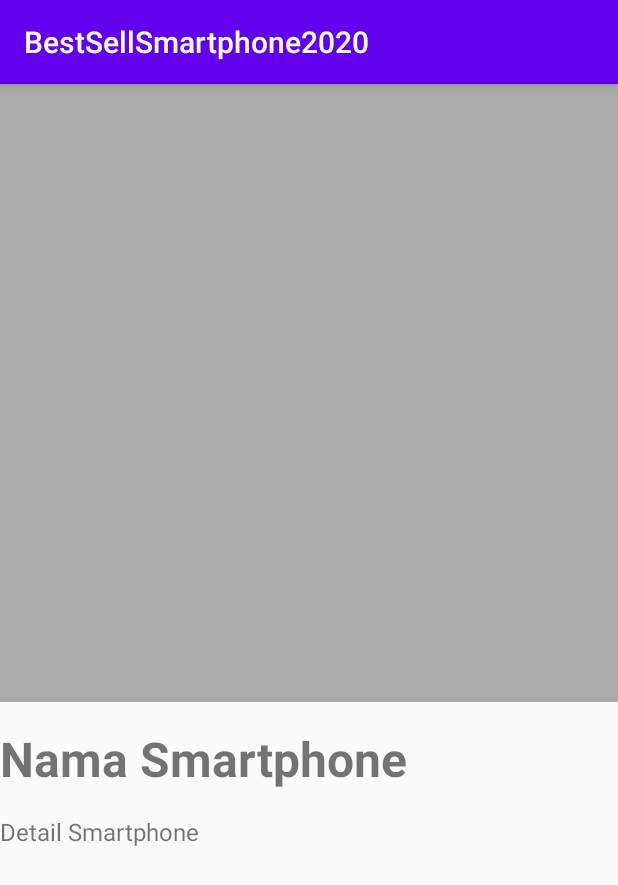
After one commit to Alahaz/best-sell-smartphone, an Android app: the DetailActivity screen opened directly, with no data from a screen before it, on a phone screen of 412 x 824 dp. The commit adds this screen. Shown: the top 885 px of the screen. Run offline under Robolectric (Android 15) with nearby library versions, the phone set to English and light mode, and no system bars.

Commit message:
menambahkan toast, menambahkan layout untuk detail

```diff
--- a/app/src/main/AndroidManifest.xml
+++ b/app/src/main/AndroidManifest.xml
@@ -19,6 +19,7 @@
         <activity
             android:name=".AboutActivity"
             android:parentActivityName=".MainActivity" />
+        <activity android:name=".DetailActivity" />
     </application>
 
 </manifest>
--- /dev/null
+++ b/app/src/main/java/com/ziesapp/bestsellsmartphone2020/DetailActivity.kt
@@ -0,0 +1,14 @@
+package com.ziesapp.bestsellsmartphone2020
+
+import android.os.Bundle
+import android.widget.TextView
+import androidx.appcompat.app.AppCompatActivity
+
+class DetailActivity : AppCompatActivity() {
+    private lateinit var tvNama:TextView
+
+    override fun onCreate(savedInstanceState: Bundle?) {
+        super.onCreate(savedInstanceState)
+        setContentView(R.layout.detail_activity)
+    }
+}
--- a/app/src/main/java/com/ziesapp/bestsellsmartphone2020/ListSmartphoneAdapter.kt
+++ b/app/src/main/java/com/ziesapp/bestsellsmartphone2020/ListSmartphoneAdapter.kt
@@ -11,6 +11,16 @@ import com.bumptech.glide.request.RequestOptions
 
 class ListSmartphoneAdapter(private val listSmartphone: ArrayList<Smartphone>) :
     RecyclerView.Adapter<ListSmartphoneAdapter.ListViewHolder>() {
+
+    private lateinit var onItemClickCallBack: OnItemClickCallBack
+
+    fun setOnItemClickCallBack(onItemClickCallBack: OnItemClickCallBack){
+        this.onItemClickCallBack = onItemClickCallBack
+    }
+
+    interface OnItemClickCallBack {
+        fun onItemClicked(data:Smartphone)
+    }
 
     inner class ListViewHolder(itemView: View) : RecyclerView.ViewHolder(itemView) {
         var tvNama: TextView = itemView.findViewById(R.id.tv_nama)
@@ -37,6 +47,8 @@ class ListSmartphoneAdapter(private val listSmartphone: ArrayList<Smartphone>) :
             .into(holder.ivFoto)
         holder.tvNama.text = smartphone.nama
         holder.tvDetail.text = smartphone.detail
+        holder.itemView.setOnClickListener{ onItemClickCallBack.onItemClicked(listSmartphone[holder.adapterPosition])
+        }
 
     }
 
--- a/app/src/main/java/com/ziesapp/bestsellsmartphone2020/MainActivity.kt
+++ b/app/src/main/java/com/ziesapp/bestsellsmartphone2020/MainActivity.kt
@@ -5,6 +5,7 @@ import androidx.appcompat.app.AppCompatActivity
 import android.os.Bundle
 import android.view.Menu
 import android.view.MenuItem
+import android.widget.Toast
 import androidx.recyclerview.widget.LinearLayoutManager
 import androidx.recyclerview.widget.RecyclerView
 
@@ -26,10 +27,17 @@ class MainActivity : AppCompatActivity() {
     //recyclerView
     private fun showRecycler() {
         rvSmartphone.layoutManager = LinearLayoutManager(this)
-        rvSmartphone.adapter = ListSmartphoneAdapter(list)
+        val listSmartphoneAdapter = ListSmartphoneAdapter(list)
+        rvSmartphone.adapter = listSmartphoneAdapter
+
+        listSmartphoneAdapter.setOnItemClickCallBack(object : ListSmartphoneAdapter.OnItemClickCallBack{
+            override fun onItemClicked(data: Smartphone) {
+                selected(data)
+            }
+        })
     }
 
-    //menu
+    //about-menu
     override fun onCreateOptionsMenu(menu: Menu?): Boolean {
         menuInflater.inflate(R.menu.menu, menu)
         return super.onCreateOptionsMenu(menu)
@@ -40,4 +48,10 @@ class MainActivity : AppCompatActivity() {
         startActivity(intent)
         return super.onOptionsItemSelected(item)
     }
+
+    //detail
+    private fun selected(smartphone: Smartphone){
+        Toast.makeText(this,"Kamu Memilih "+smartphone.nama,Toast.LENGTH_SHORT).show()
+    }
+
 }
--- /dev/null
+++ b/app/src/main/res/layout/detail_activity.xml
@@ -0,0 +1,44 @@
+<?xml version="1.0" encoding="utf-8"?>
+<ScrollView xmlns:android="http://schemas.android.com/apk/res/android"
+    android:layout_width="match_parent"
+    android:layout_height="match_parent">
+
+    <LinearLayout
+        android:layout_width="match_parent"
+        android:layout_height="wrap_content"
+        android:orientation="vertical">
+
+        <FrameLayout
+            android:layout_width="match_parent"
+            android:layout_height="wrap_content">
+
+            <ImageView
+                android:id="@+id/img_phone"
+                android:layout_width="match_parent"
+                android:layout_height="wrap_content"
+                android:layout_gravity="center"
+                android:adjustViewBounds="true"
+                android:contentDescription="@string/img_info"
+                android:src="@android:color/darker_gray" />
+        </FrameLayout>
+
+        <TextView
+            android:id="@+id/tv_nama"
+            android:layout_width="match_parent"
+            android:layout_height="match_parent"
+            android:layout_marginTop="16dp"
+            android:text="@string/nama_hp"
+            android:textSize="32sp"
+            android:textStyle="bold" />
+
+        <TextView
+            android:id="@+id/tv_detail"
+            android:layout_width="match_parent"
+            android:layout_height="match_parent"
+            android:layout_marginTop="16dp"
+            android:text="@string/detail_hp"
+            android:textSize="16sp" />
+
+    </LinearLayout>
+
+</ScrollView>
```
